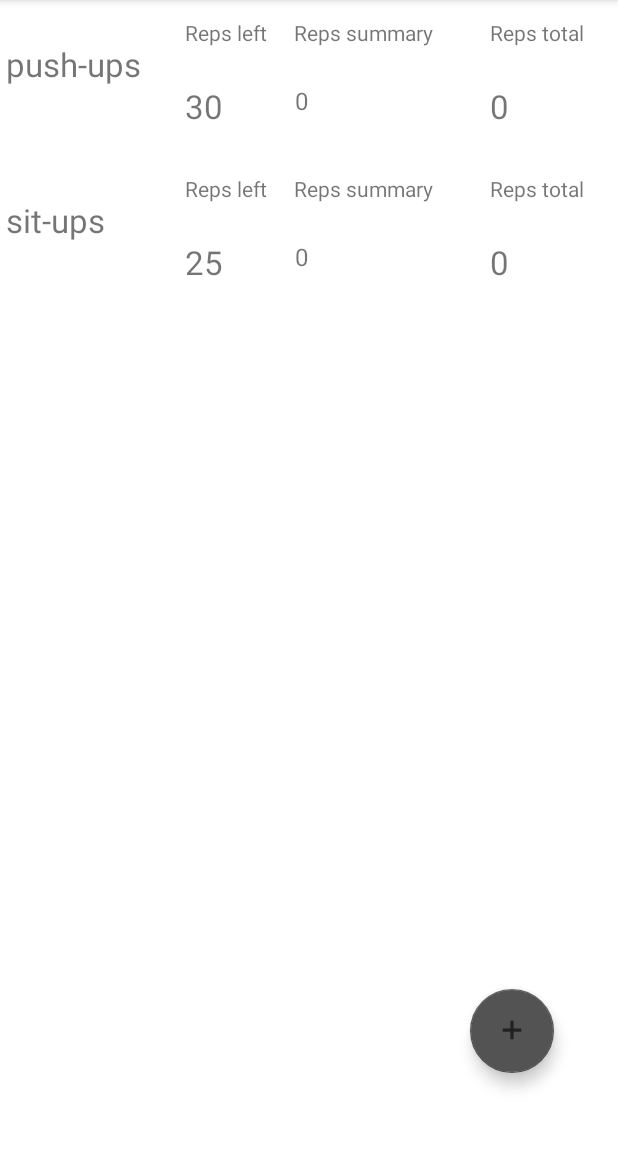
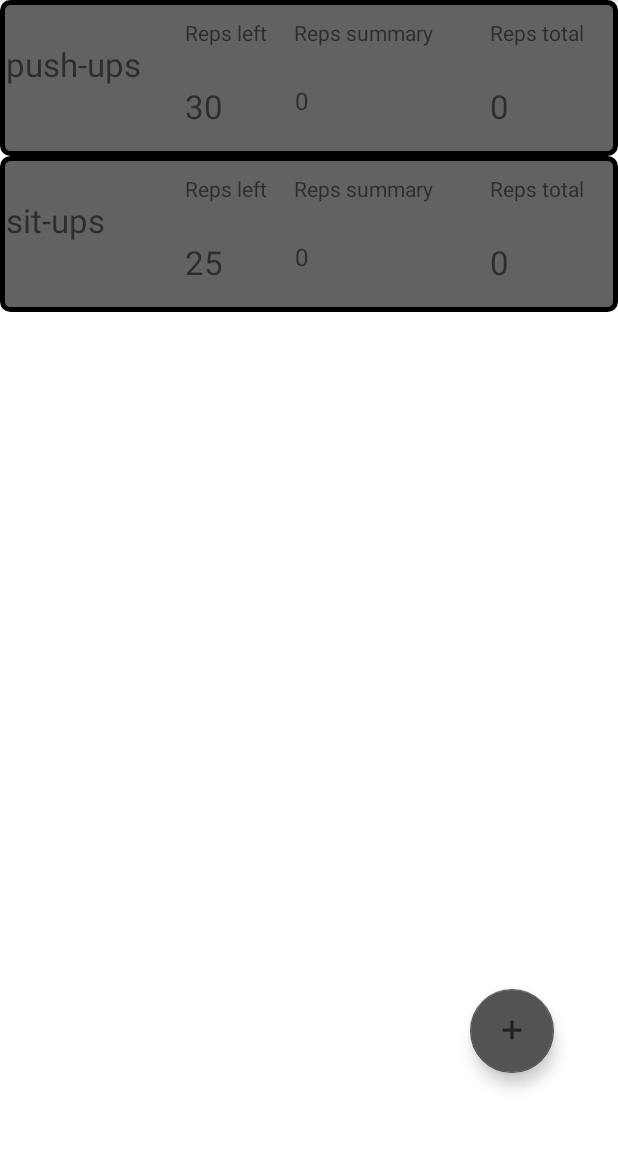
Before and after one commit to mariaanko/Workout-Rep-Counter, an Android app: the screen it shows after launch (MainActivity), on a phone screen of 412 x 824 dp, the part 84-1234 px from its top. Run offline under Robolectric (Android 15) with nearby library versions, the phone set to English and light mode, and no system bars.

Commit message:
delete functionality added +small change in design

```diff
--- a/app/src/main/java/com/wordpress/mariaanko/workoutrepcounter/adapter/RepsCountAdapter.kt
+++ b/app/src/main/java/com/wordpress/mariaanko/workoutrepcounter/adapter/RepsCountAdapter.kt
@@ -45,8 +45,11 @@ class RepsCountAdapter(
         holder.repsDoneSummaryTextView.text = item.repsDoneSummary
         holder.repsLeftTextView.text = item.repsLeft.toString()
         holder.itemView.setOnClickListener {
-            val item = itemsList.get(position)
             DialogUtils.showRepsDialog(position, itemsList, this, inflater, context)
+        }
+        holder.itemView.setOnLongClickListener {
+            DialogUtils.showDeleteDialog(position, itemsList, this, inflater, context)
+            true
         }
     }
 
--- /dev/null
+++ b/app/src/main/res/drawable/selector.xml
@@ -0,0 +1,8 @@
+<?xml version="1.0" encoding="UTF-8"?>
+<shape xmlns:android="http://schemas.android.com/apk/res/android">
+    <solid android:color="#636262"/>
+    <stroke android:width="3dp" android:color="#000000" />
+    <corners android:radius="5dp"/>
+    <padding android:left="0dp" android:top="0dp"
+        android:right="0dp" android:bottom="0dp" />
+</shape>
--- a/app/src/main/res/layout/rep_items.xml
+++ b/app/src/main/res/layout/rep_items.xml
@@ -3,7 +3,8 @@
     xmlns:app="http://schemas.android.com/apk/res-auto"
     xmlns:tools="http://schemas.android.com/tools"
     android:layout_width="match_parent"
-    android:layout_height="wrap_content">
+    android:layout_height="wrap_content"
+    android:background="@drawable/selector">
 
     <TextView
         android:id="@+id/workout_name"
```
Also changed, not shown: app/src/main/java/com/wordpress/mariaanko/workoutrepcounter/DialogUtils.kt (+31 -0 lines), app/src/main/res/layout/delete_dialog.xml (added, +40 -0 lines).
